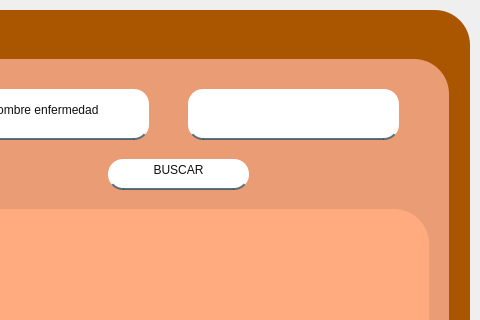
First picture: the form in buscar.ui, repository mariacamilato/TRABAJO-FINAL, before the edit; both pictures show x 151 to 631 and y 0 to 320 of the 631 by 571 pixel window.
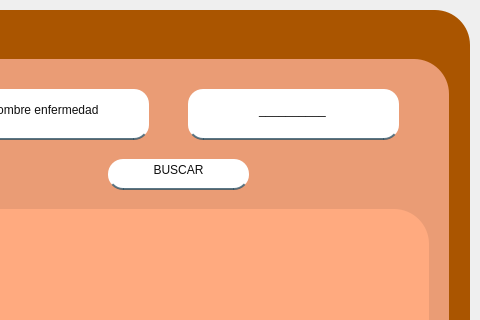
Second picture: the form after the edit. Icons and pictures are not drawn.

The edit to the form file:
```diff
--- a/buscar.ui
+++ b/buscar.ui
@@ -65,7 +65,7 @@
 </string>
       </property>
       <property name="inputMask">
-       <string>&gt;AAAAAAAAAAAAAAAAAAAAAAAAAAA</string>
+       <string>&gt;AAAAAAAAAA;_</string>
       </property>
       <property name="alignment">
        <set>Qt::AlignCenter</set>
```
